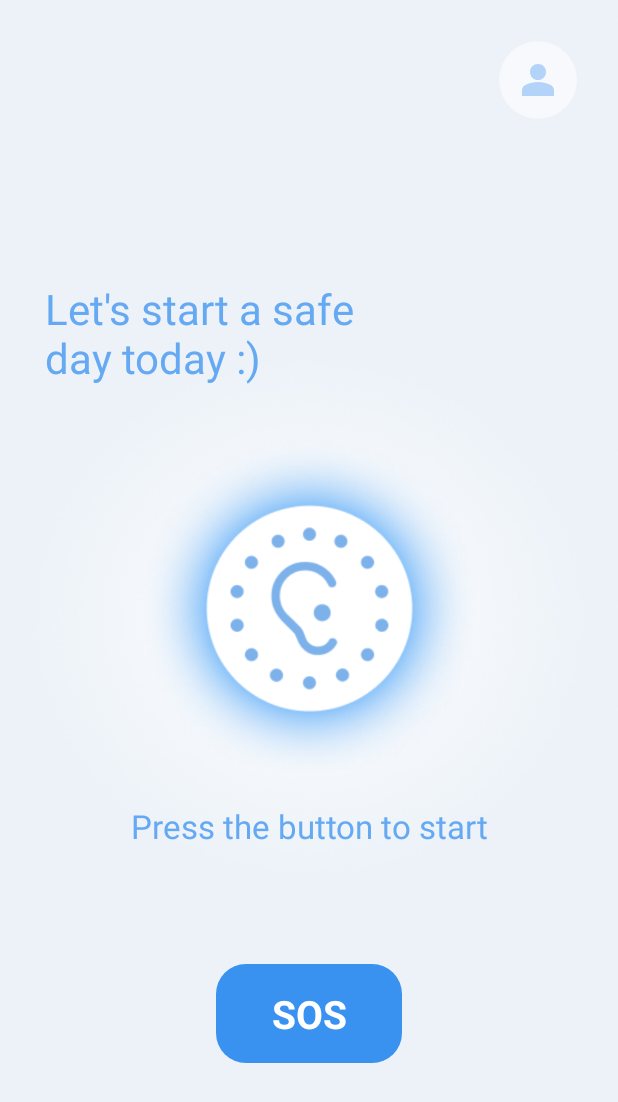
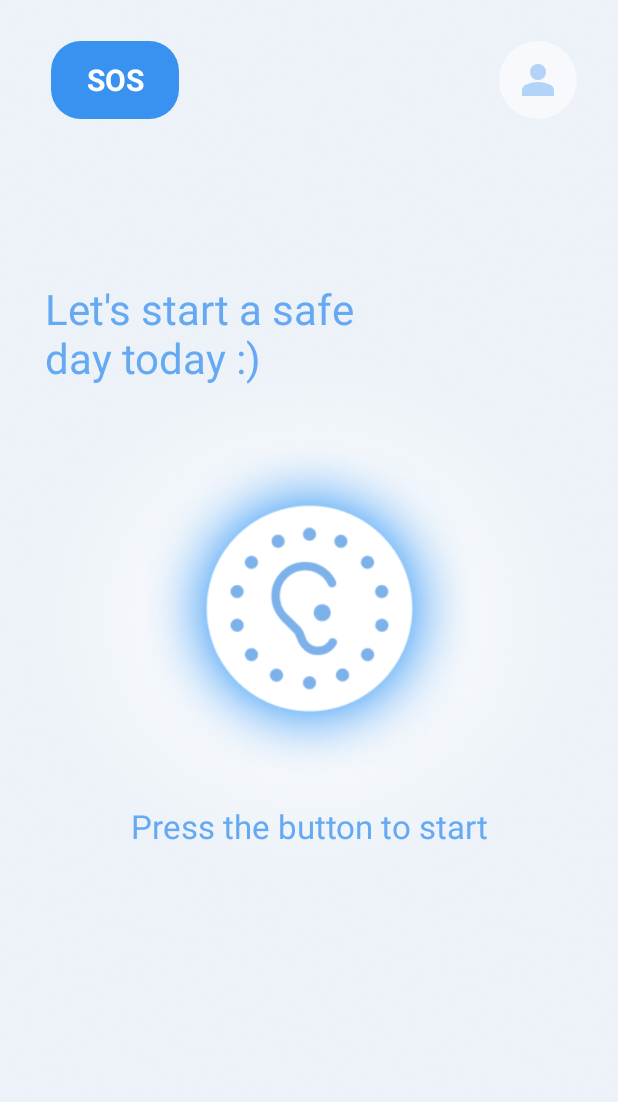
Before and after one commit to GDSC-SWU/2025-Mutism-SolutionChallenge, an Android app: the screen it shows after launch (MainActivity), on a phone screen of 412 x 824 dp. Shown: the top 1102 px of the screen. Run offline under Robolectric (Android 15) with nearby library versions, the phone set to English and light mode, and no system bars.

Commit message:
fix: change UI for displaying classified sounds

```diff
--- a/mutism/app/src/main/res/layout/activity_main.xml
+++ b/mutism/app/src/main/res/layout/activity_main.xml
@@ -8,6 +8,30 @@
     android:background="@drawable/bg_main3"
     android:clipChildren="false"
     android:clipToPadding="false">
+
+    <FrameLayout
+        android:id="@+id/btn_sos_container"
+        android:layout_width="wrap_content"
+        android:layout_height="wrap_content"
+        android:layout_marginTop="27dp"
+        android:layout_marginStart="34dp"
+        android:background="@drawable/btn_sos_bg"
+        android:clickable="true"
+        android:focusable="true"
+        app:layout_constraintStart_toStartOf="parent"
+        app:layout_constraintTop_toTopOf="parent" >
+
+        <TextView
+            android:id="@+id/btn_sos"
+            android:layout_width="85dp"
+            android:layout_height="52dp"
+            android:gravity="center"
+            android:text="@string/button_sos"
+            android:textColor="@color/white"
+            android:textSize="20sp"
+            android:textStyle="bold" />
+    </FrameLayout>
+
 
     <ImageView
         android:id="@+id/btn_my_page"
@@ -73,62 +97,27 @@
         app:layout_constraintStart_toStartOf="parent"
         app:layout_constraintEnd_toEndOf="parent" />
 
-    <FrameLayout
-        android:id="@+id/btn_sos_container"
-        android:layout_width="wrap_content"
-        android:layout_height="wrap_content"
-        android:layout_marginTop="77dp"
-        android:background="@drawable/btn_sos_bg"
-        android:clickable="true"
-        android:focusable="true"
-        app:layout_constraintTop_toBottomOf="@+id/main_tv_explain"
-        app:layout_constraintStart_toStartOf="parent"
-        app:layout_constraintEnd_toEndOf="parent" >
-
-        <TextView
-            android:id="@+id/btn_sos"
-            android:layout_width="124dp"
-            android:layout_height="66dp"
-            android:gravity="center"
-            android:text="@string/button_sos"
-            android:textColor="@color/white"
-            android:textSize="26sp"
-            android:textStyle="bold" />
-    </FrameLayout>
-
     <TextView
         android:id="@+id/tv_now_hear"
         android:layout_width="wrap_content"
         android:layout_height="wrap_content"
         android:layout_marginStart="36dp"
-        android:layout_marginTop="23dp"
+        android:layout_marginBottom="150dp"
         android:text="@string/text_current_noise_label"
         android:textColor="@color/color_primary_dark"
         android:textSize="20sp"
         android:visibility="gone"
-        app:layout_constraintTop_toBottomOf="@+id/btn_sos_container"
+        app:layout_constraintBottom_toBottomOf="parent"
         app:layout_constraintStart_toStartOf="parent" />
 
-    <FrameLayout
-        android:id="@+id/classified_noise_container"
-        android:layout_width="wrap_content"
+    <LinearLayout
+        android:id="@+id/list_container"
+        android:layout_width="match_parent"
         android:layout_height="wrap_content"
-        android:layout_marginStart="8dp"
-        android:background="@drawable/bg_classified_sound"
+        android:layout_marginTop="4dp"
+        android:orientation="vertical"
         android:visibility="gone"
-        app:layout_constraintTop_toTopOf="@+id/tv_now_hear"
-        app:layout_constraintBottom_toBottomOf="@+id/tv_now_hear"
-        app:layout_constraintStart_toEndOf="@+id/tv_now_hear" >
-
-        <TextView
-            android:id="@+id/classified_noise"
-            android:layout_width="wrap_content"
-            android:layout_height="wrap_content"
-            android:paddingHorizontal="13dp"
-            android:paddingVertical="6dp"
-            android:gravity="center"
-            android:text="silence"
-            android:textColor="@color/color_noise_bg"
-            android:textSize="24sp" />
-    </FrameLayout>
-</androidx.constraintlayout.widget.ConstraintLayout>
+        app:layout_constraintTop_toBottomOf="@+id/tv_now_hear"
+        app:layout_constraintStart_toStartOf="parent"
+        app:layout_constraintEnd_toEndOf="parent" />
+ </androidx.constraintlayout.widget.ConstraintLayout>
```
Also changed, not shown: mutism/app/src/main/java/com/example/mutism/controller/main/MainActivity.kt (+38 -3 lines).
